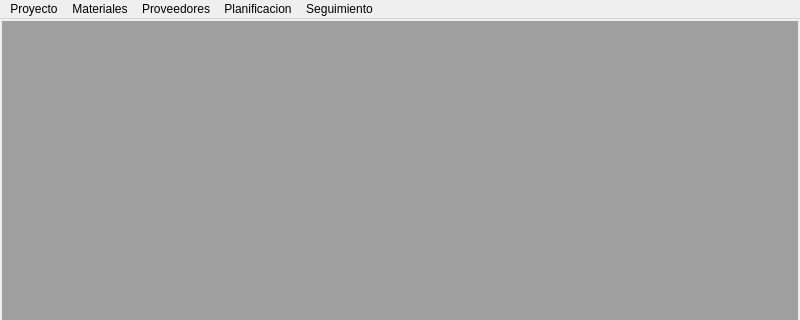
First picture: the form in mksPlanner/mainwindow.ui, repository diegowald/mksPlanner, before the edit; both pictures show x 0 to 800 and y 0 to 320 of the 800 by 480 pixel window.
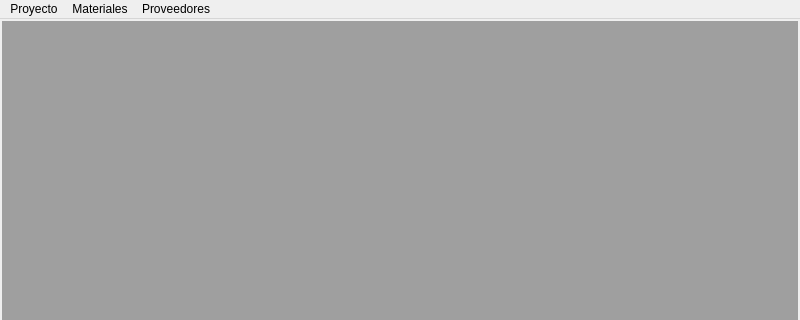
Second picture: the form after the edit. Icons and pictures are not drawn.

Diff of the .ui file:
```diff
--- a/mksPlanner/mainwindow.ui
+++ b/mksPlanner/mainwindow.ui
@@ -76,21 +76,9 @@
     </property>
     <addaction name="actionListado"/>
    </widget>
-   <widget class="QMenu" name="menuPlanificacion">
-    <property name="title">
-     <string>Planificacion</string>
-    </property>
-   </widget>
-   <widget class="QMenu" name="menuSeguimiento">
-    <property name="title">
-     <string>Seguimiento</string>
-    </property>
-   </widget>
    <addaction name="menuProyecto"/>
    <addaction name="menuMateriales"/>
    <addaction name="menuProveedores"/>
-   <addaction name="menuPlanificacion"/>
-   <addaction name="menuSeguimiento"/>
   </widget>
   <action name="actionNuevo">
    <property name="text">
```
Left out of the diff: 49 changed lines with no effect on the pictures.
